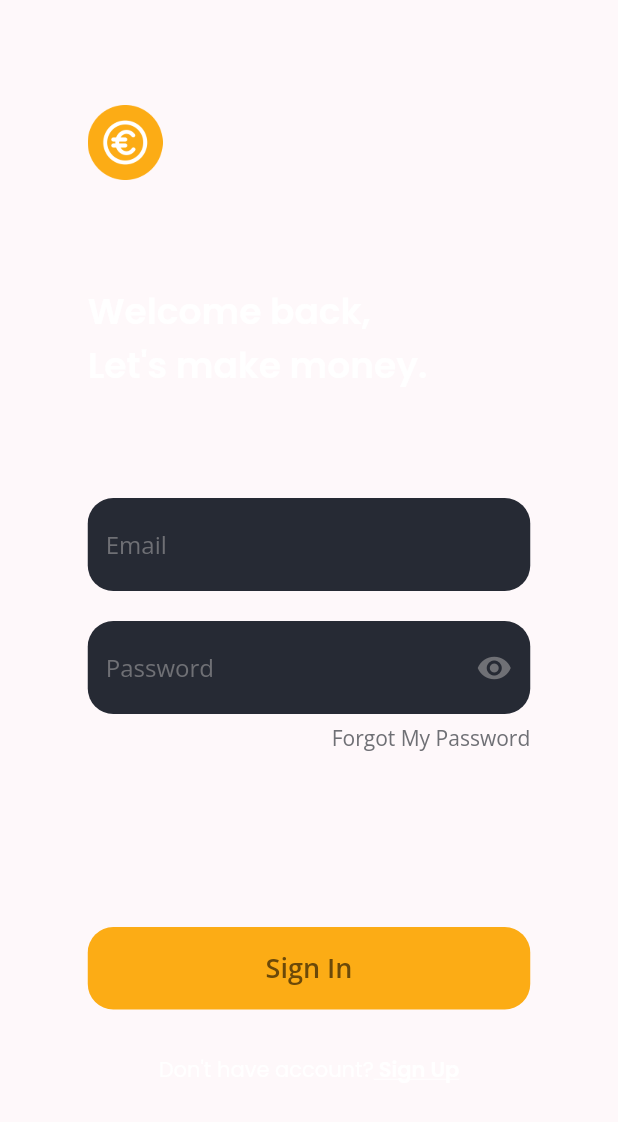
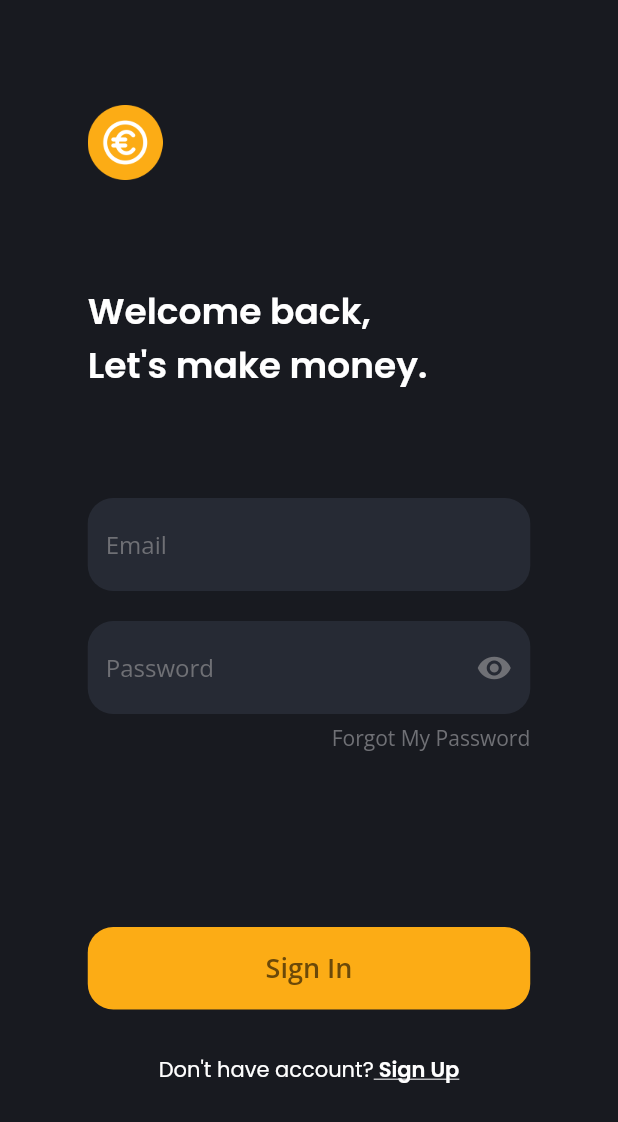
Before and after one commit to farindn/flutter_signin_screen_dark, a Flutter app: the screen it shows after launch, on a phone screen of 412 x 824 dp. Shown: the top 1122 px of the screen. Run offline on Flutter 3.47's test engine with Material 2 defaults, Android fonts, the light colour scheme and no system bars; our stand-ins replace google_fonts.

Commit message:
initial commit

```diff
--- a/lib/pages/day3_signin_screen_1.dart
+++ b/lib/pages/day3_signin_screen_1.dart
@@ -8,7 +8,7 @@ class SignInScreen1 extends StatelessWidget {
   Widget build(BuildContext context) {
     return SafeArea(
       child: Scaffold(
-        backgroundColor: const Color(0x0ff181a2),
+        backgroundColor: const Color(0XFF181A20),
         body: SingleChildScrollView(
           child: Padding(
             padding: const EdgeInsets.all(40),
```
Also changed, not shown: 6 other files.
